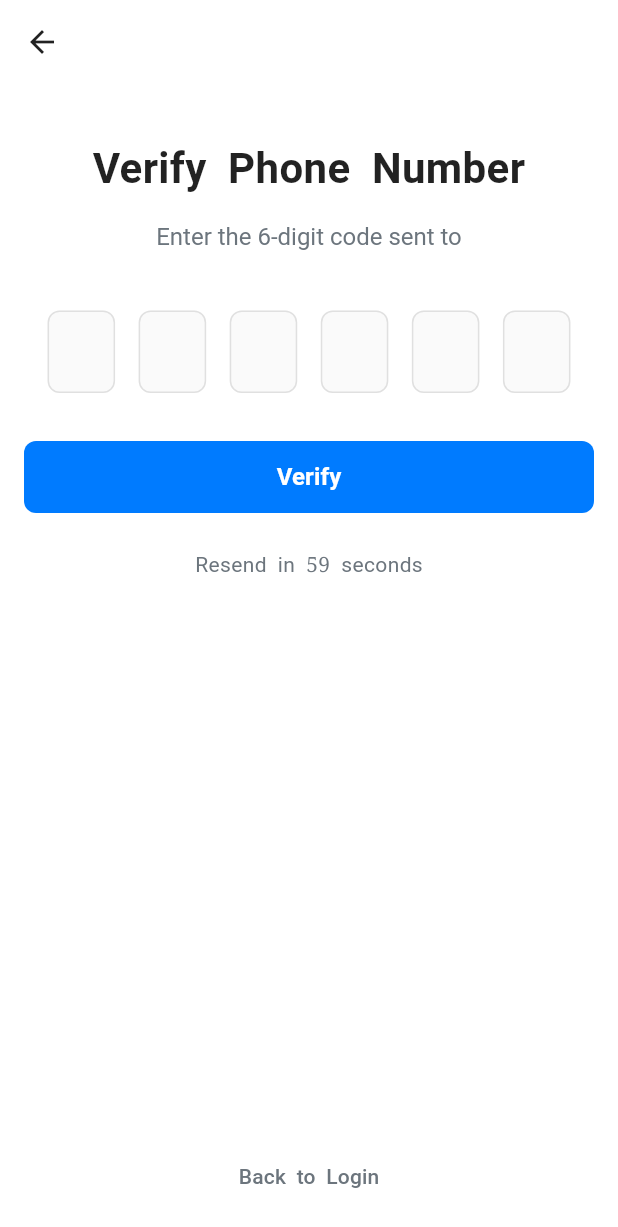
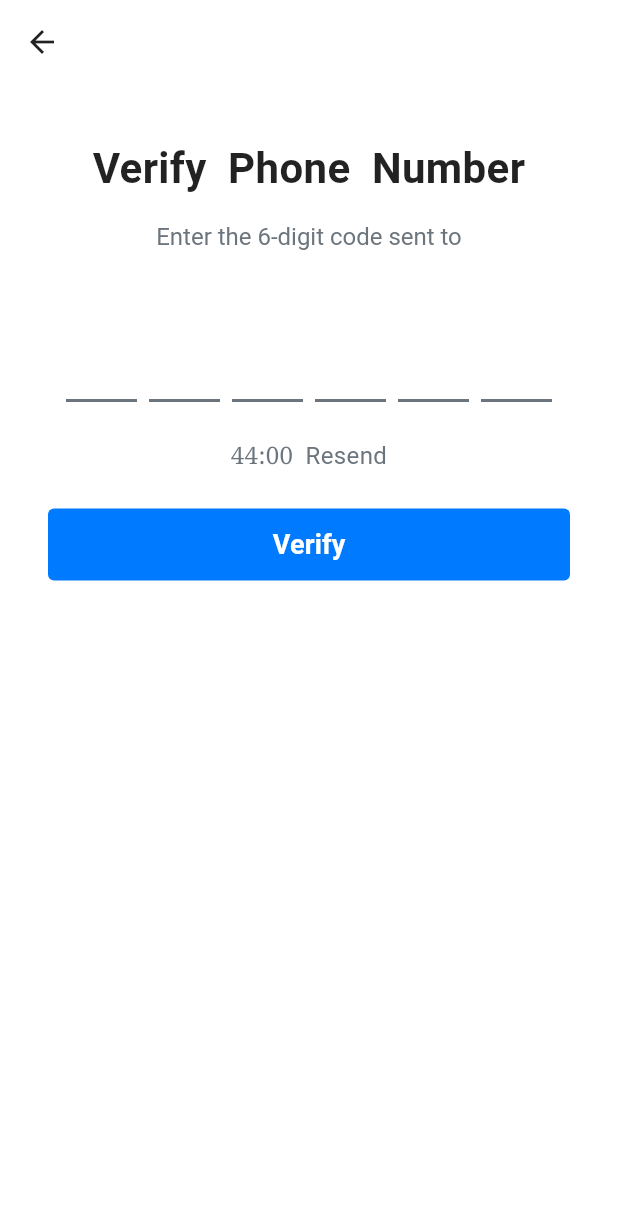
Before and after one commit to piyumi27/Aayu, a Flutter app: the OTPVerificationScreen screen opened directly with empty values, on a phone screen of 412 x 824 dp. Shown: the top 1227 px of the screen. Run offline on Flutter 3.47's test engine with Material 3 defaults, Android fonts, the phone set to English and light mode, and no system bars; our stand-ins replace cloud_firestore, firebase_auth, firebase_core, fl_chart, go_router, google_fonts and 4 more; accounts and stored records are empty.

Commit message:
Bug Fixes and OTP Screen Redesign

```diff
--- a/lib/screens/add_child_screen.dart
+++ b/lib/screens/add_child_screen.dart
@@ -156,6 +156,7 @@ class _AddChildScreenState extends State<AddChildScreen> {
         children: [
           Expanded(
             child: SingleChildScrollView(
+              padding: const EdgeInsets.only(bottom: 16),
               child: Column(
                 children: [
                   // Top section with avatar
--- a/lib/screens/otp_verification_screen.dart
+++ b/lib/screens/otp_verification_screen.dart
@@ -45,7 +45,7 @@ class _OTPVerificationScreenState extends State<OTPVerificationScreen> {
 
   void _startResendCountdown() {
     setState(() {
-      _resendCountdown = 60;
+      _resendCountdown = 45; // Start from 45 seconds as per specification
     });
 
     Future.doWhile(() async {
@@ -144,7 +144,7 @@ class _OTPVerificationScreenState extends State<OTPVerificationScreen> {
             ScaffoldMessenger.of(context).showSnackBar(
               SnackBar(
                 content: Text(_getLocalizedText()['otpResent']!),
-                backgroundColor: Colors.green,
+                backgroundColor: const Color(0xFF28A745),
               ),
             );
           }
@@ -236,8 +236,16 @@ class _OTPVerificationScreenState extends State<OTPVerificationScreen> {
         ),
       ),
       body: SafeArea(
-        child: Padding(
+        child: SingleChildScrollView(
           padding: const EdgeInsets.all(16),
+          child: ConstrainedBox(
+            constraints: BoxConstraints(
+              minHeight: MediaQuery.of(context).size.height -
+                         MediaQuery.of(context).viewInsets.bottom -
+                         MediaQuery.of(context).padding.top -
+                         MediaQuery.of(context).padding.bottom - 32,
+            ),
+            child: IntrinsicHeight(
               child: Column(
                 crossAxisAlignment: CrossAxisAlignment.stretch,
                 children: [
@@ -279,13 +287,15 @@ class _OTPVerificationScreenState extends State<OTPVerificationScreen> {
               ),
               const SizedBox(height: 40),
 
-              // OTP Input Fields
-              Row(
+              // Responsive OTP Input Fields with underlines
+              Padding(
+                padding: const EdgeInsets.symmetric(horizontal: 24),
+                child: Row(
                   mainAxisAlignment: MainAxisAlignment.spaceEvenly,
                   children: List.generate(6, (index) {
-                  return SizedBox(
-                    width: 45,
-                    height: 55,
+                    return Expanded(
+                      child: Container(
+                        margin: const EdgeInsets.symmetric(horizontal: 4),
                         child: TextField(
                           controller: _otpControllers[index],
                           focusNode: _otpFocusNodes[index],
@@ -295,33 +305,33 @@ class _OTPVerificationScreenState extends State<OTPVerificationScreen> {
                           style: const TextStyle(
                             fontSize: 24,
                             fontWeight: FontWeight.bold,
+                            color: Colors.black87,
+                            height: 1.2,
                           ),
                           inputFormatters: [
                             FilteringTextInputFormatter.digitsOnly,
                           ],
                           decoration: InputDecoration(
                             counterText: '',
-                        filled: true,
-                        fillColor: Colors.grey[50],
-                        border: OutlineInputBorder(
-                          borderRadius: BorderRadius.circular(8),
-                          borderSide: BorderSide.none,
+                            border: const UnderlineInputBorder(
+                              borderSide: BorderSide(color: Color(0xFF6C757D), width: 2),
                             ),
-                        enabledBorder: OutlineInputBorder(
-                          borderRadius: BorderRadius.circular(8),
-                          borderSide: BorderSide(color: Colors.grey[300]!),
+                            enabledBorder: const UnderlineInputBorder(
+                              borderSide: BorderSide(color: Color(0xFF6C757D), width: 2),
                             ),
-                        focusedBorder: OutlineInputBorder(
-                          borderRadius: BorderRadius.circular(8),
-                          borderSide: const BorderSide(color: Color(0xFF007BFF), width: 2),
+                            focusedBorder: const UnderlineInputBorder(
+                              borderSide: BorderSide(color: Color(0xFF007BFF), width: 3),
                             ),
+                            contentPadding: const EdgeInsets.symmetric(vertical: 16),
                           ),
                           onChanged: (value) => _onOTPDigitChanged(value, index),
+                        ),
                       ),
                     );
                   }),
                 ),
-              const SizedBox(height: 32),
+              ),
+              const SizedBox(height: 24),
 
               // Error Message
               if (_errorMessage != null)
@@ -330,30 +340,48 @@ class _OTPVerificationScreenState extends State<OTPVerificationScreen> {
                   margin: const EdgeInsets.only(bottom: 16),
                   decoration: BoxDecoration(
                     color: Colors.red.withValues(alpha: 0.1),
-                    borderRadius: BorderRadius.circular(8),
+                    borderRadius: BorderRadius.circular(4),
                     border: Border.all(color: Colors.red.withValues(alpha: 0.3)),
                   ),
                   child: Text(
                     _errorMessage!,
                     style: TextStyle(
                       color: Colors.red[700],
-                      fontSize: 14,
+                      fontSize: 16,
                       fontFamily: _selectedLanguage == 'si' ? 'NotoSerifSinhala' : null,
                     ),
                     textAlign: TextAlign.center,
                   ),
                 ),
 
-              // Verify Button
-              SizedBox(
+              // Timer text in '00:45 Resend' format
+              Center(
+                child: Text(
+                  _resendCountdown > 0
+                      ? '${_resendCountdown.toString().padLeft(2, '0')}:00 Resend'
+                      : 'Resend',
+                  style: const TextStyle(
+                    fontSize: 16,
+                    color: Color(0xFF6C757D),
+                  ),
+                  textAlign: TextAlign.center,
+                ),
+              ),
+              const SizedBox(height: 24),
+
+              // 48dp Primary Verify Button
+              Container(
+                margin: const EdgeInsets.symmetric(horizontal: 16),
+                child: SizedBox(
                   height: 48,
+                  width: double.infinity,
                   child: ElevatedButton(
                     onPressed: _isLoading ? null : _verifyOTP,
                     style: ElevatedButton.styleFrom(
                       backgroundColor: const Color(0xFF007BFF),
                       foregroundColor: Colors.white,
                       shape: RoundedRectangleBorder(
-                      borderRadius: BorderRadius.circular(8),
+                        borderRadius: BorderRadius.circular(4),
                       ),
                       elevation: 0,
                     ),
@@ -369,26 +397,20 @@ class _OTPVerificationScreenState extends State<OTPVerificationScreen> {
                         : Text(
                             texts['verifyButton']!,
                             style: TextStyle(
-                            fontSize: 16,
-                            fontWeight: FontWeight.w600,
+                              fontSize: 18,
+                              fontWeight: FontWeight.bold,
                               fontFamily: _selectedLanguage == 'si' ? 'NotoSerifSinhala' : null,
                             ),
                           ),
                   ),
                 ),
-              const SizedBox(height: 24),
+              ),
+              const SizedBox(height: 16),
 
-              // Resend Code
+              // Resend Code Button (only when timer expires)
+              if (_resendCountdown <= 0)
                 Center(
-                child: _resendCountdown > 0
-                    ? Text(
-                        '${texts['resendIn']} $_resendCountdown ${texts['seconds']}',
-                        style: TextStyle(
-                          color: const Color(0xFF6C757D),
-                          fontFamily: _selectedLanguage == 'si' ? 'NotoSerifSinhala' : null,
-                        ),
-                      )
-                    : TextButton(
+                  child: TextButton(
                     onPressed: _isResending ? null : _resendOTP,
                     child: _isResending
                         ? const SizedBox(
@@ -431,6 +453,8 @@ class _OTPVerificationScreenState extends State<OTPVerificationScreen> {
               ),
             ),
           ),
+        ),
+      ),
     );
   }
 }
```
Also changed, not shown: 2 other files. Lines whose indentation alone changed are shown as unchanged.
